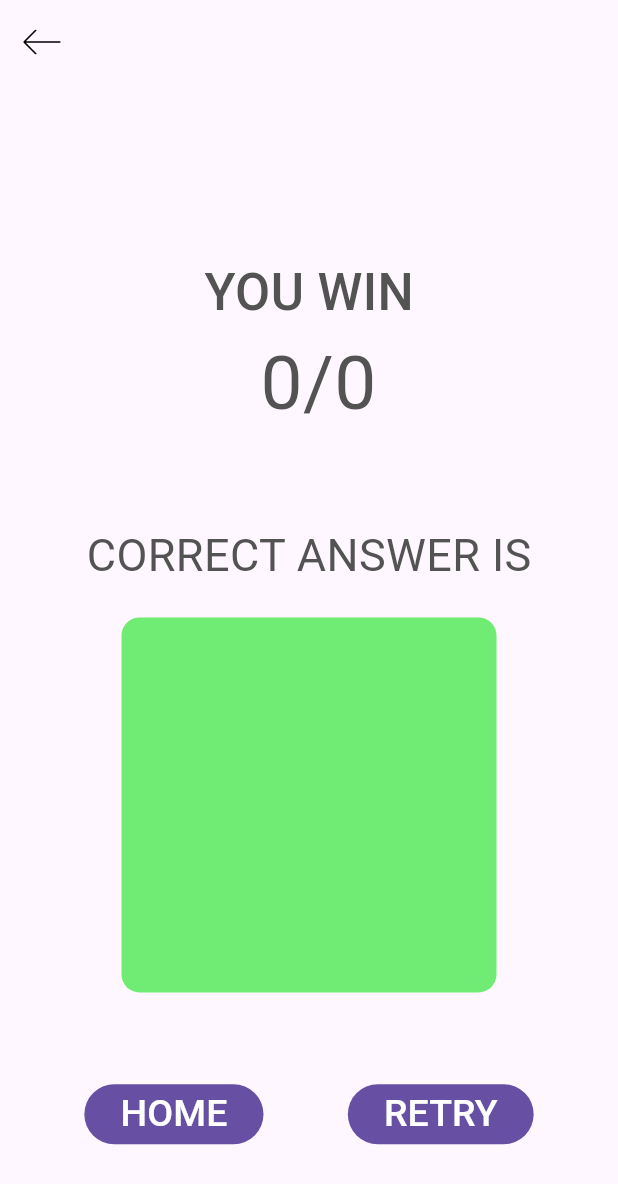
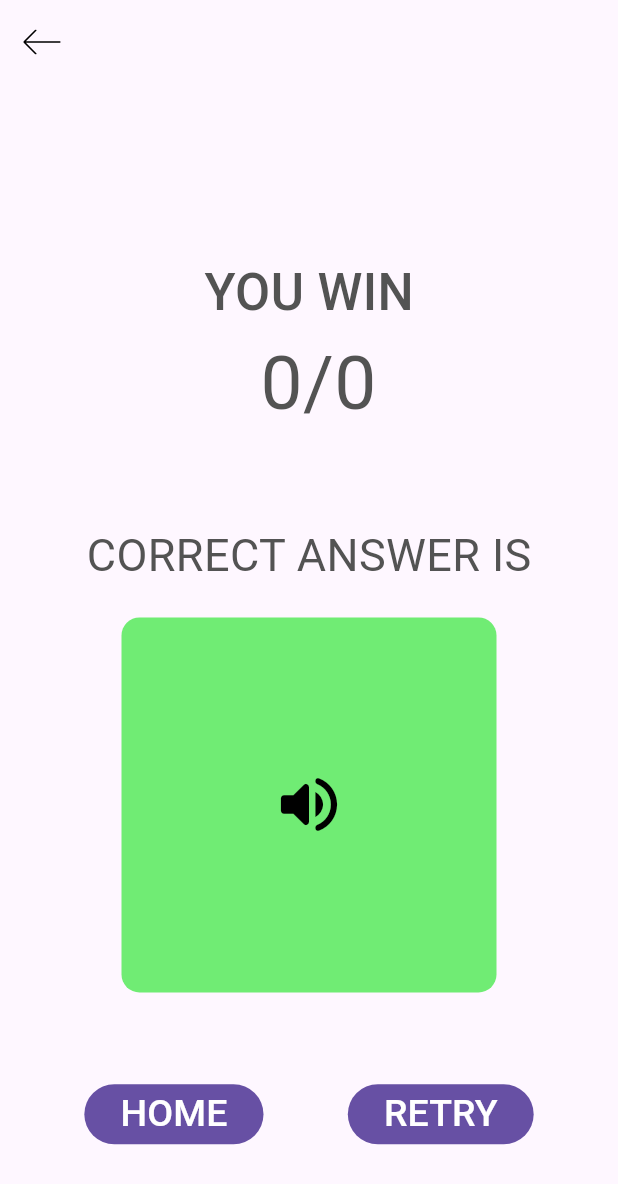
Before and after one commit to koonpoych2/Italian-Brainrot-Fun-Game-Quiz, a Flutter app: the ResultScreen screen opened directly with empty values, on a phone screen of 412 x 824 dp. Shown: the top 1184 px of the screen. Run offline on Flutter 3.47's test engine with Material 3 defaults, Android fonts, the phone set to English and light mode, and no system bars; our stand-ins replace audioplayers, flutter_svg; missing offline and left inert: dart:ffi.

Commit message:
correct answer show

```diff
--- a/lib/screens/result_page/result_screen.dart
+++ b/lib/screens/result_page/result_screen.dart
@@ -1,9 +1,10 @@
 import 'dart:ffi';
+import 'package:audioplayers/audioplayers.dart';
 import 'package:brainrot_quiz/screens/quiz_img_page/quiz_img_screen.dart';
 import 'package:flutter_svg/flutter_svg.dart';
 import 'package:flutter/material.dart';
 
-class ResultScreen extends StatelessWidget {
+class ResultScreen extends StatefulWidget {
 
   final String correctAnswer;
   final String correctAnswerType;
@@ -18,11 +19,31 @@ class ResultScreen extends StatelessWidget {
     required this.correctAnswerType,
     required this.maxScore
   });
+  @override
+  State<ResultScreen> createState() => _ResultScreenState();
+}
+
+class _ResultScreenState extends State<ResultScreen> {
+
+  late final AudioPlayer _player;
+
+  @override
+  void initState() {
+    super.initState();
+    _player = AudioPlayer()..setReleaseMode(ReleaseMode.stop);
+    // เริ่มครั้งแรกที่หน้าเปิด ต่อให้เรียก setState() ก็จะไม่ทำฟังก์ชั่นนี้จะทำแค่ครั้งแรกที่ถูกสร้าางหน้านี้
+  }
+
+  @override
+  void dispose() {
+    _player.dispose();
+    super.dispose();
+  }
 
   @override
   Widget build(BuildContext context) {
 
-    bool isclear = maxScore == score;
+    bool isclear = widget.maxScore == widget.score;
 
     return Scaffold(
       appBar: AppBar(
@@ -59,7 +80,7 @@ class ResultScreen extends StatelessWidget {
                 ),
               ),
               Text(
-                ' ${score.toString()}/${maxScore}',
+                ' ${widget.score.toString()}/${widget.maxScore}',
                 style: const TextStyle(fontSize: 50),
               ),
             ],
@@ -85,6 +106,33 @@ class ResultScreen extends StatelessWidget {
                     ),
                   ),
                 ),
+
+                widget.correctAnswerType == "image"
+                ?
+                SizedBox(
+                  height: 250,
+                  width: 250,
+                  child:
+                    Image.asset("assets/${widget.correctAnswerType}")
+                )
+                :
+                widget.correctAnswerType == "text"
+                ? Text("${widget.correctAnswer}", style: TextStyle(fontSize: 25))
+                :
+                GestureDetector(
+                    onTap: () async {
+                      await _player.stop();
+                      await _player.play(AssetSource(widget.correctAnswer));
+                    },
+                    child: Align(
+                        child:Icon(
+                          Icons.volume_up_rounded,
+                          color: Colors.black,
+                          size: 50
+                        )
+                      ),
+                  )
+                // Text("${widget.correctAnswer}", style: TextStyle(fontSize: 25))
               ],
             )
             ],
```
Also changed, not shown: lib/screens/quiz_img_page/quiz_img_screen.dart (+14 -2 lines).
